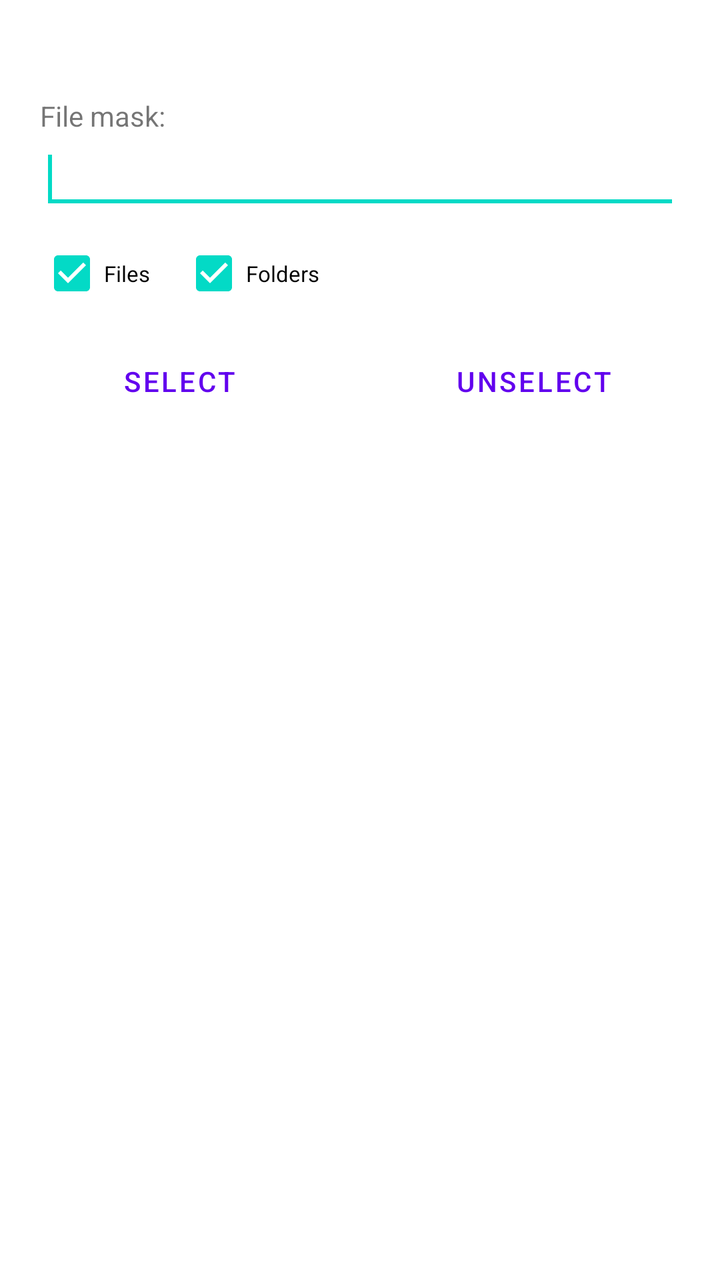
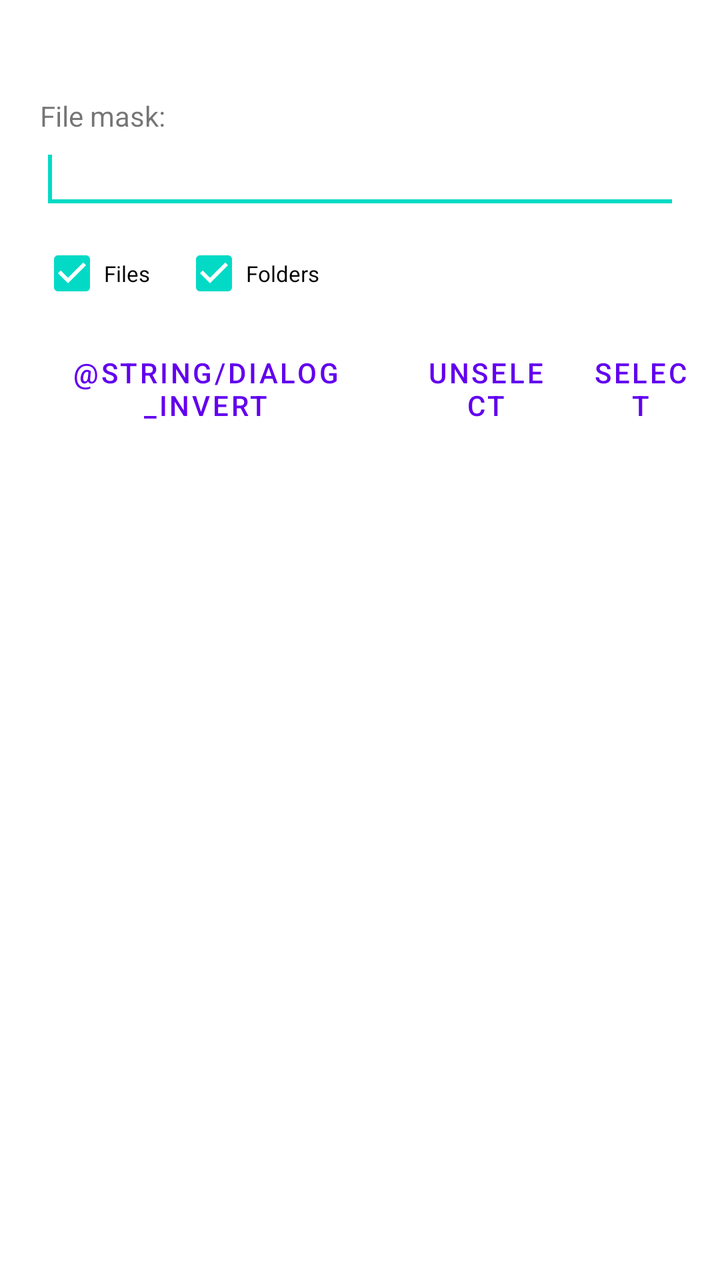

Screens rendered from an Android XML layout before and after an edit, with the pre-edit source and the edit as a unified diff.
<!-- AndroidManifest.xml: fallback theme Theme.MaterialComponents.DayNight.NoActionBar -->
<!-- res/layout/select_unselect.xml -->
<?xml version="1.0" encoding="UTF-8"?>
<LinearLayout xmlns:android="http://schemas.android.com/apk/res/android"
    android:layout_width="fill_parent"
    android:layout_height="wrap_content"
    android:orientation="vertical">

    <TextView
        android:id="@+id/dlg_title"
        android:layout_height="wrap_content"
        android:layout_width="fill_parent"
        android:layout_marginTop="16dip"
        android:layout_marginLeft="20dip"
        android:layout_marginRight="20dip"
        android:layout_marginBottom="8dip"
        android:textAppearance="?android:attr/textAppearanceMedium"
        android:textStyle="bold"
        android:gravity="left"
        />

    <TextView
        android:id="@+id/prompt"
        android:layout_height="wrap_content"
        android:layout_width="fill_parent"
        android:layout_marginLeft="20dip"
        android:layout_marginRight="20dip"
        android:gravity="left"
        android:text="@string/filemask"
        />

    <EditText
        android:id="@+id/edit_field"
        android:layout_height="wrap_content"
        android:layout_width="fill_parent"
        android:layout_marginLeft="20dip"
        android:layout_marginRight="20dip"
        android:scrollHorizontally="true"
        android:inputType="textUri"
        android:autoText="false"
        android:capitalize="none"
        android:gravity="fill_horizontal">
        <requestFocus/>
    </EditText>

    <LinearLayout
        android:layout_width="wrap_content"
        android:layout_height="wrap_content"
        android:layout_marginLeft="20dip"
        android:layout_marginTop="4dip"
        android:orientation="horizontal">

        <CheckBox
            android:id="@+id/for_files"
            android:layout_width="wrap_content"
            android:layout_height="wrap_content"
            android:textSize="11sp"
            android:checked="true"
            android:text="@string/for_files" />

        <CheckBox
            android:id="@+id/for_dirs"
            android:layout_width="wrap_content"
            android:layout_height="wrap_content"
            android:layout_marginLeft="16dip"
            android:textSize="11sp"
            android:checked="true"
            android:text="@string/for_dirs" />

    </LinearLayout>

    <LinearLayout
        android:layout_width="fill_parent"
        android:layout_height="wrap_content"
        android:layout_margin="6dip"
        android:gravity="center_horizontal"
        android:orientation="horizontal" >

        <Button style="?android:attr/buttonBarButtonStyle"
            android:id="@+id/action_select"
            android:layout_width="wrap_content"
            android:layout_height="wrap_content"
            android:layout_marginEnd="6dip"
            android:layout_weight="1"
            android:text="@string/dialog_select"
            />

        <Button style="?android:attr/buttonBarButtonStyle"
            android:id="@+id/action_unselect"
            android:layout_width="wrap_content"
            android:layout_height="wrap_content"
            android:layout_weight="1"
            android:text="@string/dialog_unselect"
            />

    </LinearLayout>
</LinearLayout>
<!-- resources referenced by this layout -->
<resources>
  <string name="dialog_select">Select</string>
  <string name="dialog_unselect">Unselect</string>
  <string name="filemask">File mask:</string>
  <string name="for_dirs">Folders</string>
  <string name="for_files">Files</string>
</resources>

<!-- the commit's change to res/layout/select_unselect.xml (unified diff, before → after) -->
@@ -75,21 +75,30 @@
         android:orientation="horizontal" >
 
         <Button style="?android:attr/buttonBarButtonStyle"
-            android:id="@+id/action_select"
+            android:id="@+id/action_invert"
             android:layout_width="wrap_content"
             android:layout_height="wrap_content"
             android:layout_marginEnd="6dip"
             android:layout_weight="1"
-            android:text="@string/dialog_select"
+            android:text="@string/dialog_invert"
             />
 
         <Button style="?android:attr/buttonBarButtonStyle"
             android:id="@+id/action_unselect"
             android:layout_width="wrap_content"
             android:layout_height="wrap_content"
+            android:layout_marginEnd="6dip"
             android:layout_weight="1"
             android:text="@string/dialog_unselect"
             />
 
+        <Button style="?android:attr/buttonBarButtonStyle"
+            android:id="@+id/action_select"
+            android:layout_width="wrap_content"
+            android:layout_height="wrap_content"
+            android:layout_weight="1"
+            android:text="@string/dialog_select"
+            />
+
     </LinearLayout>
 </LinearLayout>
